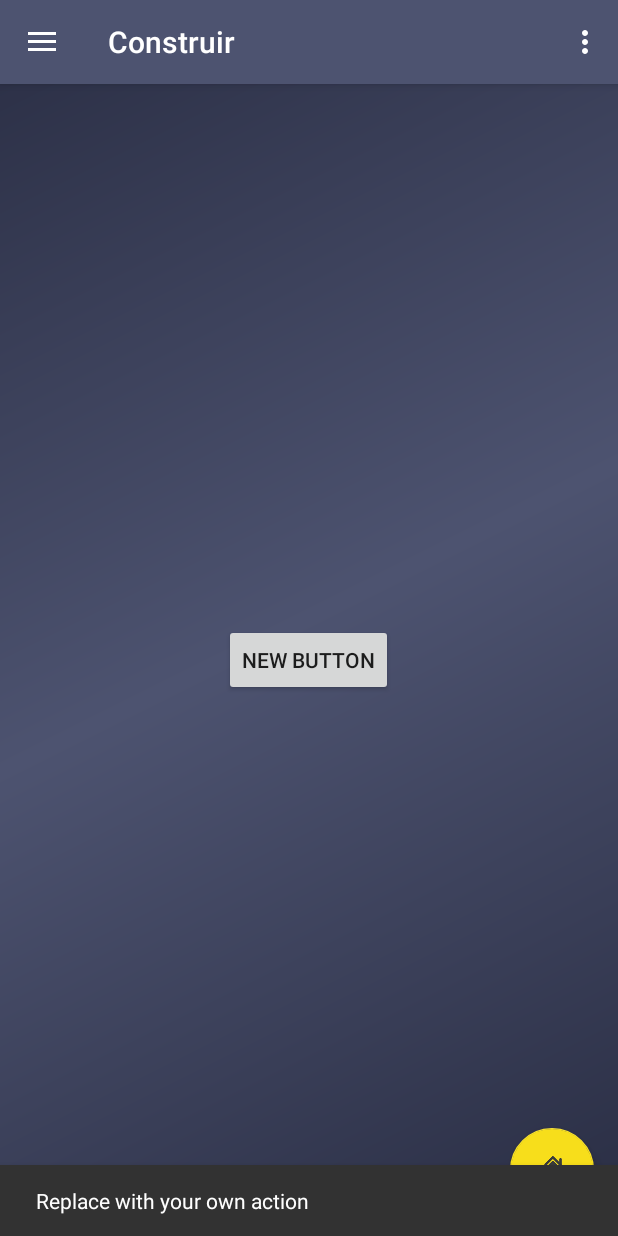
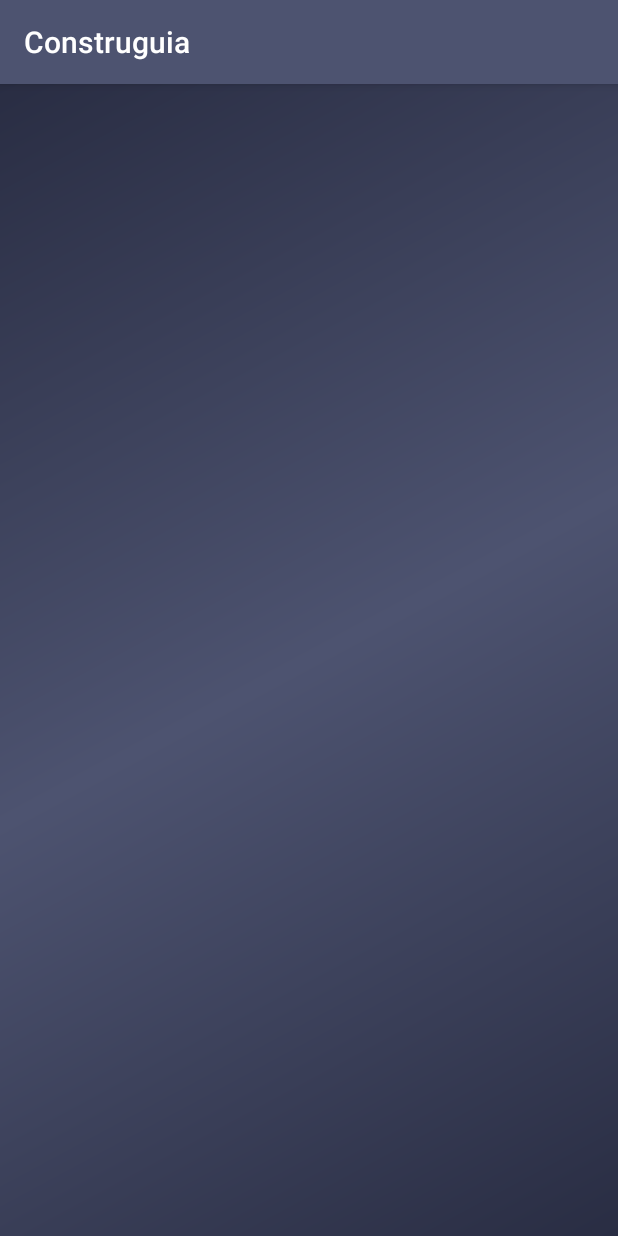
Before and after one commit to Sadainer/Construguia, an Android app: the screen it shows after launch (Principal before the commit, ConstruirActivity after it), after a tap on an icon or button, on a phone screen of 412 x 824 dp. Run offline under Robolectric (Android 15) with nearby library versions, the phone set to English and light mode, and no system bars; 2 other taps on this screen came first.

Commit message:
navigation full

```diff
--- /dev/null
+++ b/app/src/main/java/com/construguia/tecnoparque/construguia/ConstruirActivity.java
@@ -0,0 +1,15 @@
+package com.construguia.tecnoparque.construguia;
+
+import android.support.v7.app.AppCompatActivity;
+import android.os.Bundle;
+import android.view.Window;
+
+public class ConstruirActivity extends AppCompatActivity {
+
+    @Override
+    protected void onCreate(Bundle savedInstanceState) {
+        super.onCreate(savedInstanceState);
+        setContentView(R.layout.activity_construir);
+
+    }
+}
--- a/app/src/main/java/com/construguia/tecnoparque/construguia/ConstruirFragment.java
+++ b/app/src/main/java/com/construguia/tecnoparque/construguia/ConstruirFragment.java
@@ -1,6 +1,7 @@
 package com.construguia.tecnoparque.construguia;
 
 
+import android.content.Intent;
 import android.os.Bundle;
 import android.app.Fragment;
 import android.support.design.widget.FloatingActionButton;
@@ -31,8 +32,10 @@ public class ConstruirFragment extends Fragment {
         fab.setOnClickListener(new View.OnClickListener() {
             @Override
             public void onClick(View view) {
-                Snackbar.make(view, "Replace with your own action", Snackbar.LENGTH_LONG)
-                        .setAction("Action", null).show();
+
+                startActivity(new Intent(getActivity(),ConstruirActivity.class ));
+//                Snackbar.make(view, "Replace with your own action", Snackbar.LENGTH_LONG)
+//                        .setAction("Action", null).show();
             }
         });
 
--- /dev/null
+++ b/app/src/main/res/drawable/selector_boton_normal.xml
@@ -0,0 +1,5 @@
+<?xml version="1.0" encoding="utf-8"?>
+<selector xmlns:android="http://schemas.android.com/apk/res/android">
+    <item android:drawable="@drawable/borde_boton_presionado" android:state_pressed="true"></item>
+    <item android:drawable="@drawable/borde_boton"></item>
+</selector>
--- /dev/null
+++ b/app/src/main/res/layout/activity_construir.xml
@@ -0,0 +1,18 @@
+<?xml version="1.0" encoding="utf-8"?>
+<RelativeLayout xmlns:android="http://schemas.android.com/apk/res/android"
+    xmlns:tools="http://schemas.android.com/tools" android:layout_width="match_parent"
+    android:layout_height="match_parent" android:paddingLeft="@dimen/activity_horizontal_margin"
+    android:paddingRight="@dimen/activity_horizontal_margin"
+    android:paddingTop="@dimen/activity_vertical_margin"
+    android:background="@drawable/fondo_degradado"
+    android:paddingBottom="@dimen/activity_vertical_margin"
+    tools:context="com.construguia.tecnoparque.construguia.ConstruirActivity">
+
+
+    <ListView
+        android:layout_width="wrap_content"
+        android:layout_height="wrap_content"
+        android:id="@+id/listView2"
+        android:layout_alignParentTop="true"
+        android:layout_alignParentStart="true" />
+</RelativeLayout>
```
Also changed, not shown: app/src/main/AndroidManifest.xml (+5 -3 lines), app/src/main/res/drawable/borde_boton.xml (added, +7 -0 lines), app/src/main/res/drawable/borde_boton_presionado.xml (added, +7 -0 lines), app/src/main/res/layout/fragment_construir.xml (+16 -5 lines), app/src/main/res/values-v21/styles.xml (+8 -0 lines), app/src/main/res/values/styles.xml (+8 -0 lines), app/src/main/res/drawable/luminaria.png (added), app/src/main/res/drawable/pared.png (added), app/src/main/res/drawable/piso.png (added), app/src/main/res/drawable/puerta.png (added), app/src/main/res/drawable/techo.png (added), app/src/main/res/drawable/ventana.png (added).
